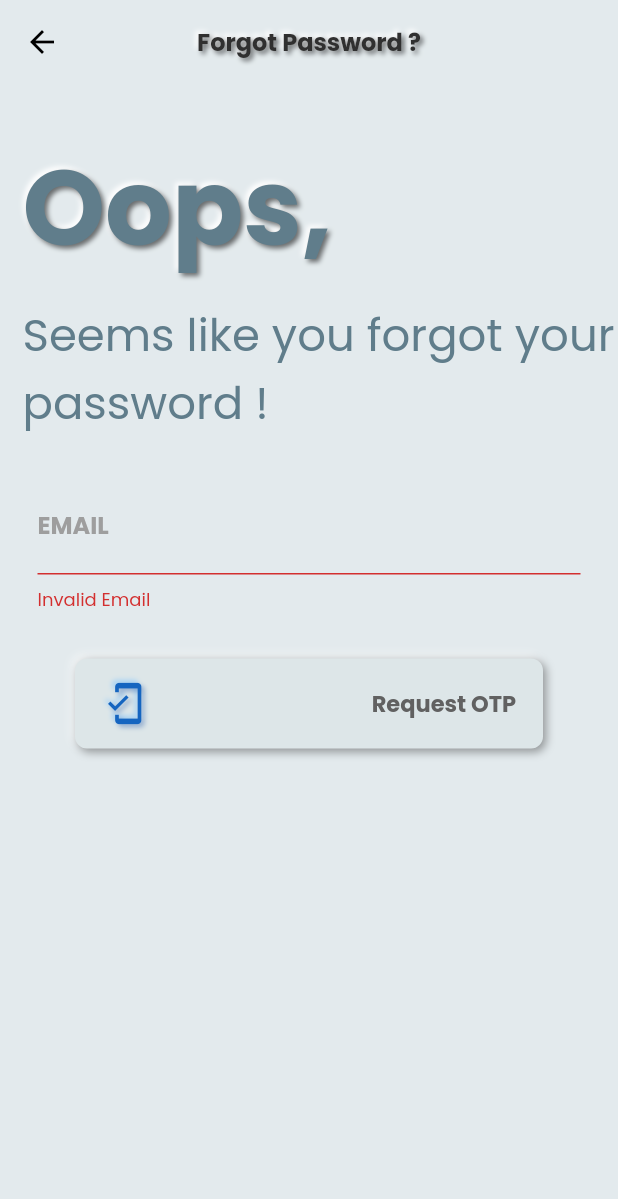
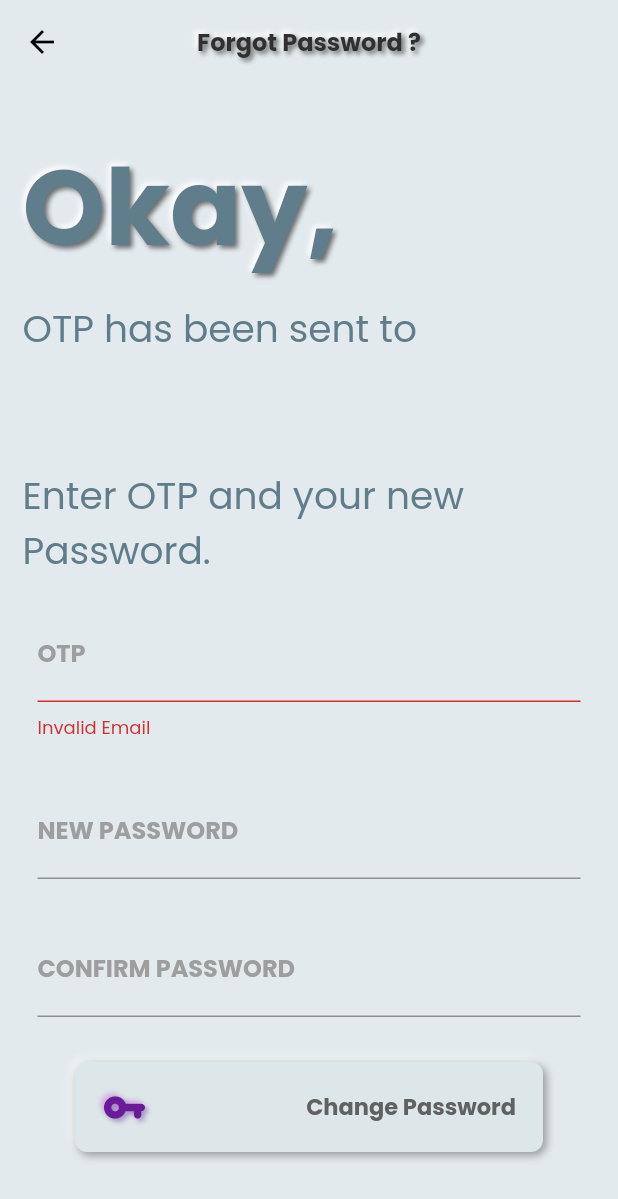
Before and after one commit to ShashankBiplav/bakeology-flutter, a Flutter app: the ForgotPasswordScreen screen opened by its route, after a tap on "Request OTP", on a phone screen of 412 x 824 dp. Shown: the top 1199 px of the screen. Run offline on Flutter 3.47's test engine with Material 2 defaults, Android fonts, the light colour scheme and no system bars; drawn by our look-alikes of flutter_neumorphic; our stand-ins replace after_layout, flutter_spinkit, introduction_screen, shared_preferences; accounts and stored records are empty.

Commit message:
Fixed Forgot Password Screen

```diff
--- a/lib/providers/authentication_provider.dart
+++ b/lib/providers/authentication_provider.dart
@@ -222,9 +222,9 @@ class AuthenticationProvider with ChangeNotifier {
       final responseData = jsonDecode(response.body);
       if (statusCode == 201) {
         // print(responseData);
-        // print(statusCode);
+        print(statusCode);
       } else if (statusCode >= 400) {
-        // print('Not Authorized');
+        print('Not Authorized');
         // print(responseData);
         throw HttpException(responseData['message']);
       }
--- a/lib/screens/forgot_password_screen.dart
+++ b/lib/screens/forgot_password_screen.dart
@@ -1,6 +1,7 @@
 import 'package:flutter/material.dart';
 import 'package:flutter_neumorphic/flutter_neumorphic.dart';
 import 'package:provider/provider.dart';
+import 'package:flutter_spinkit/flutter_spinkit.dart';
 
 import '../providers/authentication_provider.dart';
 
@@ -74,14 +75,13 @@ class _ForgotPasswordScreenState extends State<ForgotPasswordScreen> {
         await Provider.of<AuthenticationProvider>(context, listen: false)
             .resetPassword(
           email: _formData['email'],
-          otp: _formData['name'],
+          otp: _formData['otp'],
           newPassword: _formData['password'],
         );
+        setState(() {
+          Navigator.of(context).pushReplacementNamed('/');
+        });
       }
-      setState(() {
-        //after successful reset password to initial state state
-        _formMode = FormMode.REQUEST;
-      });
     } on HttpException catch (error) {
       var errorMessage = 'Something Went Wrong! Please try again later.';
       if (error.toString().contains('email doesn\'t exist')) {
@@ -119,7 +119,14 @@ class _ForgotPasswordScreenState extends State<ForgotPasswordScreen> {
           ),
         ),
       ),
-      body: SingleChildScrollView(
+      body: _isLoading
+          ? Center(
+              child: SpinKitWave(
+                color: Theme.of(context).accentColor,
+                size: 50,
+              ),
+            )
+          : SingleChildScrollView(
               child: Form(
                 key: _formKey,
                 child: Column(
@@ -167,7 +174,8 @@ class _ForgotPasswordScreenState extends State<ForgotPasswordScreen> {
                                 fontWeight: FontWeight.bold,
                                 color: Colors.grey),
                             focusedBorder: UnderlineInputBorder(
-                        borderSide: BorderSide(color: Colors.greenAccent[700]),
+                              borderSide:
+                                  BorderSide(color: Colors.greenAccent[700]),
                             ),
                           ),
                           validator: (value) {
@@ -184,7 +192,11 @@ class _ForgotPasswordScreenState extends State<ForgotPasswordScreen> {
                         padding: const EdgeInsets.symmetric(horizontal: 50),
                         child: NeumorphicButton(
                           onPressed: () {
-                      _submit();
+                            _submit().then((_) {
+                              setState(() {
+                                _formMode = FormMode.OTP_SENT;
+                              });
+                            });
                           },
                           child: Container(
                             height: 40,
@@ -217,6 +229,7 @@ class _ForgotPasswordScreenState extends State<ForgotPasswordScreen> {
                       Padding(
                         padding: const EdgeInsets.symmetric(horizontal: 25),
                         child: TextFormField(
+                          enabled: _formMode == FormMode.OTP_SENT,
                           keyboardType: TextInputType.number,
                           cursorColor: Colors.greenAccent[700],
                           decoration: InputDecoration(
@@ -226,9 +239,11 @@ class _ForgotPasswordScreenState extends State<ForgotPasswordScreen> {
                                 fontWeight: FontWeight.bold,
                                 color: Colors.grey),
                             focusedBorder: UnderlineInputBorder(
-                        borderSide: BorderSide(color: Colors.greenAccent[700]),
+                              borderSide:
+                                  BorderSide(color: Colors.greenAccent[700]),
                             ),
                           ),
+                          controller: TextEditingController()..text = '',
                           // ignore: missing_return
                           validator: (value) {
                             if (value.isEmpty || value.length < 5) {
@@ -255,7 +270,8 @@ class _ForgotPasswordScreenState extends State<ForgotPasswordScreen> {
                                 fontWeight: FontWeight.bold,
                                 color: Colors.grey),
                             focusedBorder: UnderlineInputBorder(
-                        borderSide: BorderSide(color: Colors.greenAccent[700]),
+                              borderSide:
+                                  BorderSide(color: Colors.greenAccent[700]),
                             ),
                           ),
                           obscureText: true,
@@ -286,7 +302,8 @@ class _ForgotPasswordScreenState extends State<ForgotPasswordScreen> {
                                 fontWeight: FontWeight.bold,
                                 color: Colors.grey),
                             focusedBorder: UnderlineInputBorder(
-                        borderSide: BorderSide(color: Colors.greenAccent[700]),
+                              borderSide:
+                                  BorderSide(color: Colors.greenAccent[700]),
                             ),
                           ),
                           obscureText: true,
@@ -307,7 +324,9 @@ class _ForgotPasswordScreenState extends State<ForgotPasswordScreen> {
                         padding: const EdgeInsets.symmetric(horizontal: 50),
                         child: NeumorphicButton(
                           onPressed: () {
-                      _submit();
+                            _submit().then((_) {
+                              Navigator.of(context).pushReplacementNamed('/');
+                            });
                           },
                           child: Container(
                             height: 40,
```
Lines whose indentation alone changed are shown as unchanged.
